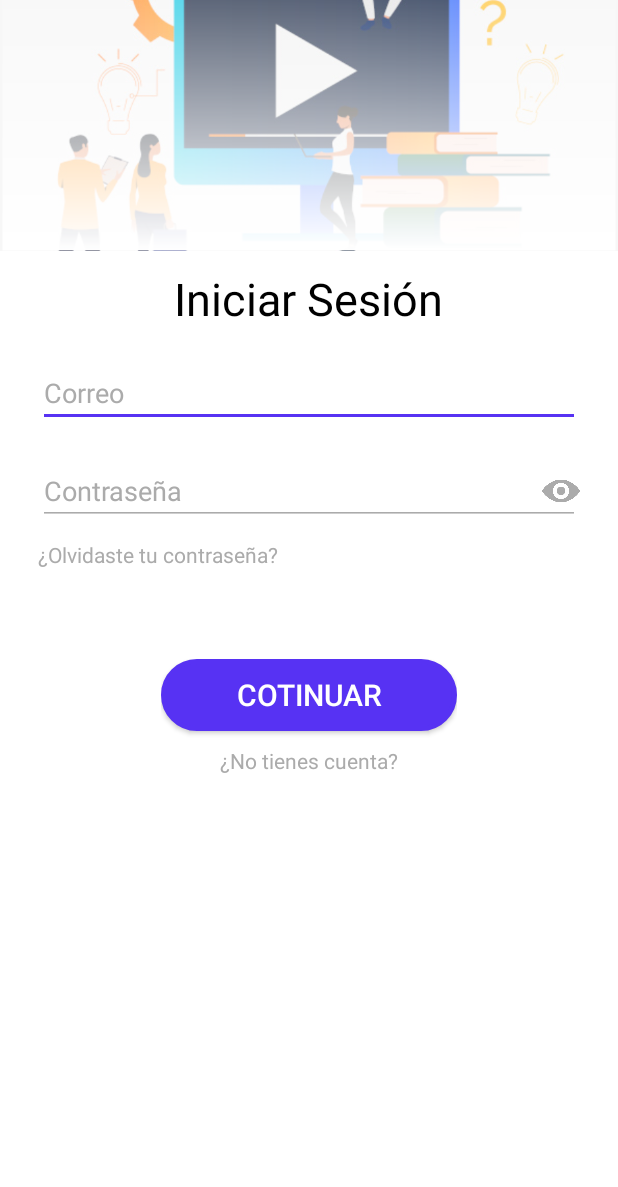
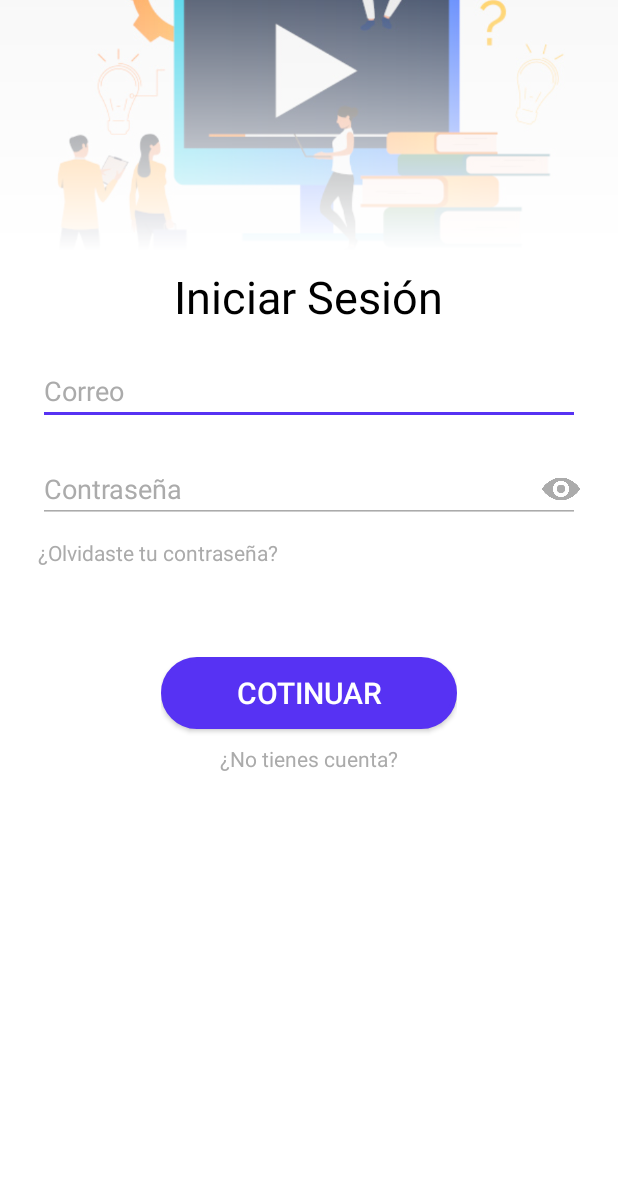
Before and after one commit to ErikG2002/MyChat, an Android app: the Login screen opened directly, with no data from a screen before it, on a phone screen of 412 x 824 dp. Shown: the part 49-1236 px from the top of the screen. Run offline under Robolectric (Android 15) with nearby library versions, the phone set to English and light mode, and no system bars.

Commit message:
change first activity and modify stroke in gradients

```diff
--- a/app/src/main/AndroidManifest.xml
+++ b/app/src/main/AndroidManifest.xml
@@ -9,9 +9,9 @@
         android:roundIcon="@mipmap/ic_launcher_round"
         android:supportsRtl="true"
         android:theme="@style/AppTheme">
-        <activity android:name=".Slider"></activity>
+        <activity android:name=".Register"></activity>
         <activity android:name=".Login" />
-        <activity android:name=".Register">
+        <activity android:name=".Slider">
             <intent-filter>
                 <action android:name="android.intent.action.MAIN" />
 
--- a/app/src/main/res/drawable/gradient_black.xml
+++ b/app/src/main/res/drawable/gradient_black.xml
@@ -7,7 +7,7 @@
         android:endColor="@color/colorBlack"
         android:startColor="@color/transparent" />
     <stroke
-        android:width="5px"
-        android:color="@color/transparent" />
+        android:width="0px"
+        android:color="@color/colorBlack" />
 
 </shape>
--- a/app/src/main/res/drawable/gradient_white.xml
+++ b/app/src/main/res/drawable/gradient_white.xml
@@ -7,7 +7,7 @@
         android:endColor="@color/colorWhite"
         android:startColor="@color/transparent" />
     <stroke
-        android:width="5px"
-        android:color="@color/transparent" />
+        android:width="0px"
+        android:color="@color/colorWhite" />
 
 </shape>
--- a/app/src/main/res/layout/activity_login.xml
+++ b/app/src/main/res/layout/activity_login.xml
@@ -28,7 +28,7 @@
                 <TextView
                     android:background="@drawable/gradient_white"
                     android:layout_width="match_parent"
-                    android:layout_height="201dp" />
+                    android:layout_height="200dp" />
             </FrameLayout>
             <TextView
                 android:id="@+id/loginTitle"
```
